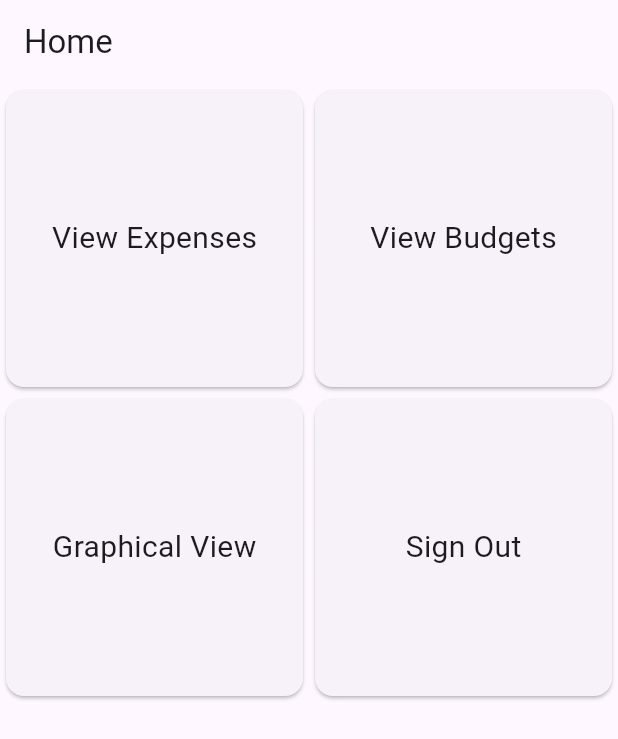
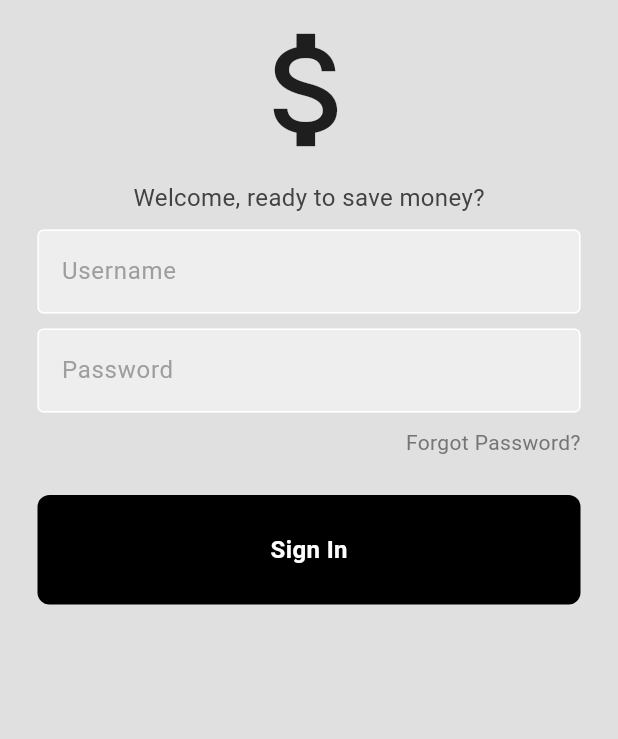
Before and after one commit to ChicoQuemador1/HanaBudget, a Flutter app: the screen it shows after launch, on a phone screen of 412 x 824 dp. Shown: the top 739 px of the screen. Run offline on Flutter 3.47's test engine with Material 3 defaults, Android fonts, the phone set to English and light mode, and no system bars.

Commit message:
Adds outline of Login Page - Does not include working process to go to home page or other pages

```diff
--- /dev/null
+++ b/Application/hanabudget/lib/components/myButton.dart
@@ -0,0 +1,28 @@
+import 'package:flutter/material.dart';
+
+class MyButton extends StatelessWidget {
+  final Function()? onTap;
+  const MyButton({super.key, required this.onTap});
+
+  @override
+  Widget build(BuildContext context) {
+    return GestureDetector(
+      onTap: onTap,
+      child: Container(
+        padding: EdgeInsets.all(25.0),
+        margin: EdgeInsets.symmetric(horizontal: 25),
+        decoration: BoxDecoration(
+          color: Colors.black,
+          borderRadius: BorderRadius.circular(8),
+        ),
+        child: const Center(
+          child: Text("Sign In",
+              style: TextStyle(
+                  color: Colors.white,
+                  fontWeight: FontWeight.bold,
+                  fontSize: 16)),
+        ),
+      ),
+    );
+  }
+}
--- /dev/null
+++ b/Application/hanabudget/lib/components/myTextField.dart
@@ -0,0 +1,36 @@
+import 'package:flutter/material.dart';
+
+class MyTextField extends StatelessWidget {
+  final controller;
+  final String hintText;
+  final bool obscureText;
+
+  const MyTextField(
+      {super.key,
+      required this.controller,
+      required this.hintText,
+      required this.obscureText});
+
+  @override
+  Widget build(BuildContext context) {
+    return Padding(
+      padding: const EdgeInsets.symmetric(horizontal: 25.0),
+      child: TextField(
+        controller: controller,
+        obscureText: obscureText,
+        decoration: InputDecoration(
+          enabledBorder: OutlineInputBorder(
+            borderSide: BorderSide(color: Colors.white),
+          ),
+          focusedBorder: OutlineInputBorder(
+            borderSide: BorderSide(color: Colors.grey.shade400),
+          ),
+          fillColor: Colors.grey.shade200,
+          filled: true,
+          hintText: hintText,
+          hintStyle: TextStyle(color: Colors.grey[500]),
+        ),
+      ),
+    );
+  }
+}
--- a/Application/hanabudget/lib/main.dart
+++ b/Application/hanabudget/lib/main.dart
@@ -1,4 +1,5 @@
 import 'package:flutter/material.dart';
+import 'pages/loginPage.dart';
 
 void main() {
   runApp(MyApp());
@@ -12,7 +13,7 @@ class MyApp extends StatelessWidget {
       theme: ThemeData(
         primarySwatch: Colors.blue,
       ),
-      home: HomePage(),
+      home: LoginPage(),
       routes: {
         '/page1': (context) => ViewExpenses(),
         '/page2': (context) => ViewBudgets(),
--- /dev/null
+++ b/Application/hanabudget/lib/pages/loginPage.dart
@@ -0,0 +1,77 @@
+import 'package:flutter/material.dart';
+import 'package:hanabudget/components/myTextField.dart';
+import 'package:hanabudget/components/myButton.dart';
+
+class LoginPage extends StatelessWidget {
+  LoginPage({super.key});
+
+  // text editing controllers
+  final usernameController = TextEditingController();
+  final passwordController = TextEditingController();
+
+  // sign user in method
+  void signUserIn() {}
+
+  @override
+  Widget build(BuildContext context) {
+    return Scaffold(
+        backgroundColor: Colors.grey[300],
+        body: SafeArea(
+          child: Center(
+            child: Column(
+              children: [
+                // logo
+                const SizedBox(height: 10),
+                const Icon(
+                  Icons.attach_money,
+                  size: 100,
+                ),
+                // welcome back
+                const SizedBox(height: 10),
+                Text(
+                  'Welcome, ready to save money?',
+                  style: TextStyle(
+                    color: Colors.grey[800],
+                    fontSize: 16,
+                  ),
+                ),
+                // username
+                const SizedBox(height: 10),
+                MyTextField(
+                  controller: usernameController,
+                  hintText: 'Username',
+                  obscureText: false,
+                ),
+                // password
+                const SizedBox(height: 10),
+                MyTextField(
+                  controller: passwordController,
+                  hintText: 'Password',
+                  obscureText: true,
+                ),
+                // forgot password?
+                const SizedBox(height: 10),
+                Padding(
+                  padding: const EdgeInsets.symmetric(horizontal: 25.0),
+                  child: Row(
+                    mainAxisAlignment: MainAxisAlignment.end,
+                    children: [
+                      Text(
+                        'Forgot Password?',
+                        style: TextStyle(color: Colors.grey[600]),
+                      ),
+                    ],
+                  ),
+                ),
+                // sign in
+                const SizedBox(height: 25),
+                MyButton(
+                  onTap: signUserIn,
+                ),
+                // register
+              ],
+            ),
+          ),
+        ));
+  }
+}
```
